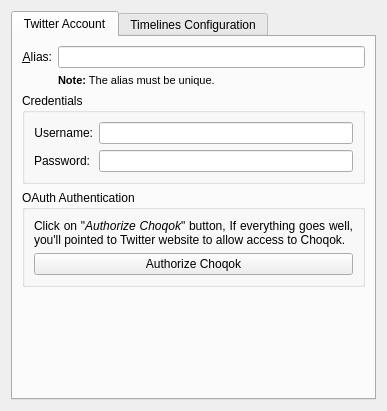
KDE/choqok, file microblogs/twitter/twittereditaccount_base.ui: the form before one commit.
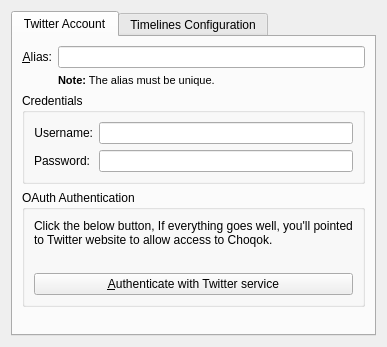
The form after the commit. Custom widgets are drawn as their Qt base class.

Commit message: Twitter to work with OAuth for now, with current OAuth support

What changed in the file:
```diff
--- a/microblogs/twitter/twittereditaccount_base.ui
+++ b/microblogs/twitter/twittereditaccount_base.ui
@@ -7,7 +7,7 @@
     <x>0</x>
     <y>0</y>
     <width>387</width>
-    <height>411</height>
+    <height>347</height>
    </rect>
   </property>
   <layout class="QVBoxLayout" name="verticalLayout">
@@ -111,35 +111,54 @@
          <property name="title">
           <string>OAuth Authentication </string>
          </property>
-         <layout class="QVBoxLayout" name="verticalLayout_3">
-          <item>
+         <layout class="QGridLayout" name="gridLayout_2">
+          <item row="0" column="0" colspan="2">
            <widget class="QLabel" name="label_2">
+            <property name="sizePolicy">
+             <sizepolicy hsizetype="Preferred" vsizetype="Minimum">
+              <horstretch>0</horstretch>
+              <verstretch>0</verstretch>
+             </sizepolicy>
+            </property>
             <property name="text">
-             <string>&lt;!DOCTYPE HTML PUBLIC &quot;-//W3C//DTD HTML 4.0//EN&quot; &quot;http://www.w3.org/TR/REC-html40/strict.dtd&quot;&gt;
-&lt;html&gt;&lt;head&gt;&lt;meta name=&quot;qrichtext&quot; content=&quot;1&quot; /&gt;&lt;style type=&quot;text/css&quot;&gt;
-p, li { white-space: pre-wrap; }
-&lt;/style&gt;&lt;/head&gt;&lt;body style=&quot; font-family:'Sans Serif'; font-size:9pt; font-weight:400; font-style:normal;&quot;&gt;
-&lt;p align=&quot;justify&quot; style=&quot; margin-top:0px; margin-bottom:0px; margin-left:0px; margin-right:0px; -qt-block-indent:0; text-indent:0px;&quot;&gt;Click on &amp;quot;&lt;span style=&quot; font-style:italic;&quot;&gt;Authorize Choqok&lt;/span&gt;&amp;quot; button, If everything goes well, you'll pointed to Twitter website to allow access to Choqok.&lt;/p&gt;&lt;/body&gt;&lt;/html&gt;</string>
+             <string>Click the below button, If everything goes well, you'll pointed to Twitter website to allow access to Choqok.</string>
             </property>
             <property name="wordWrap">
              <bool>true</bool>
             </property>
            </widget>
           </item>
-          <item>
+          <item row="1" column="0">
+           <widget class="KLed" name="kcfg_authenticateLed">
+            <property name="sizePolicy">
+             <sizepolicy hsizetype="Maximum" vsizetype="Preferred">
+              <horstretch>0</horstretch>
+              <verstretch>0</verstretch>
+             </sizepolicy>
+            </property>
+           </widget>
+          </item>
+          <item row="1" column="1">
+           <widget class="QLabel" name="kcfg_authenticateStatus">
+            <property name="text">
+             <string/>
+            </property>
+           </widget>
+          </item>
+          <item row="2" column="0" colspan="2">
            <widget class="KPushButton" name="kcfg_authorize">
             <property name="toolTip">
              <string>Verify Credentials</string>
             </property>
             <property name="text">
-             <string>Authorize Choqok</string>
+             <string>&amp;Authenticate with Twitter service</string>
             </property>
            </widget>
           </item>
          </layout>
         </widget>
        </item>
-       <item row="4" column="1">
+       <item row="4" column="0" colspan="2">
         <spacer name="verticalSpacer">
          <property name="orientation">
           <enum>Qt::Vertical</enum>
@@ -193,6 +212,11 @@
   </layout>
  </widget>
  <customwidgets>
+  <customwidget>
+   <class>KLed</class>
+   <extends>QWidget</extends>
+   <header>kled.h</header>
+  </customwidget>
   <customwidget>
    <class>KPushButton</class>
    <extends>QPushButton</extends>
```
Left out of the diff: 2 changed lines with no effect on the pictures. The commit also changes 4 other files.
